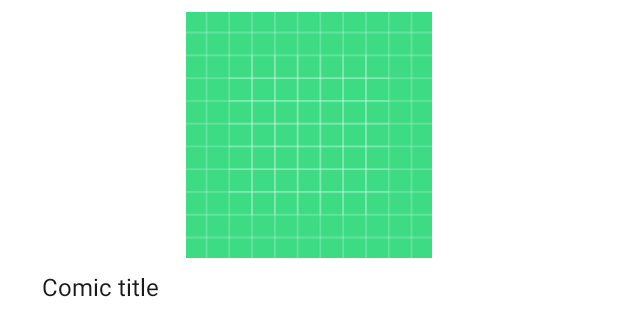
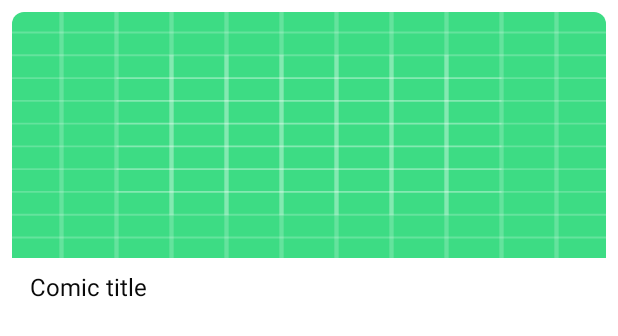
Before and after one commit to Rawad-Jamal/MarvelWorld, an Android app: the layout item_creator.xml on its own in the app's theme, with its tools: preview values and no code run, on a phone screen of 412 x 824 dp. Shown: the top 336 px of the screen. Run offline under Robolectric (Android 15) with nearby library versions, the phone set to English and light mode, and no system bars; network calls fail.

Commit message:
edit styles of themes and layout items, move chips colors control files to drawable package and add dark theme colors

```diff
--- /dev/null
+++ b/app/src/main/res/drawable-night/chip_background_color.xml
@@ -0,0 +1,5 @@
+<?xml version="1.0" encoding="utf-8"?>
+<selector xmlns:android="http://schemas.android.com/apk/res/android">
+    <item android:color="@color/primary_color" android:state_checked="true" />
+    <item android:color="@color/primary_black" android:state_checked="false" />
+</selector>
--- /dev/null
+++ b/app/src/main/res/drawable-night/chip_text_color.xml
@@ -0,0 +1,5 @@
+<?xml version="1.0" encoding="utf-8"?>
+<selector xmlns:android="http://schemas.android.com/apk/res/android">
+    <item android:color="@color/primary_black" android:state_checked="true" />
+    <item android:color="@color/primary_color" android:state_checked="false" />
+</selector>
--- a/app/src/main/res/color/chip_background_color.xml
+++ b/app/src/main/res/drawable/chip_background_color.xml
@@ -1,5 +1,5 @@
 <?xml version="1.0" encoding="utf-8"?>
 <selector xmlns:android="http://schemas.android.com/apk/res/android">
     <item android:color="@color/primary_color" android:state_checked="true" />
-    <item android:color="@color/white" android:state_checked="false" />
+    <item android:color="@color/light_grey" android:state_checked="false" />
 </selector>
--- /dev/null
+++ b/app/src/main/res/drawable/splash_screen.xml
@@ -0,0 +1,6 @@
+<?xml version="1.0" encoding="utf-8"?>
+<layer-list xmlns:android="http://schemas.android.com/apk/res/android">
+    <item android:drawable="@color/primary_color" />
+    <item android:width="132dp" android:height="132dp"
+        android:drawable="@drawable/marvel_logo" android:gravity="center" />
+</layer-list>
--- a/app/src/main/res/layout/item_creator.xml
+++ b/app/src/main/res/layout/item_creator.xml
@@ -27,8 +27,7 @@
 
             <ImageView
                 android:id="@+id/image_item"
-                android:layout_width="match_parent"
-                android:layout_height="@dimen/card_image_height"
+                style="@style/card_image"
                 tools:src="@drawable/ic_launcher_background"
                 app:imageUrl="@{item.imageUrl}"
                 app:layout_constraintStart_toStartOf="parent"
@@ -37,16 +36,9 @@
 
             <TextView
                 android:id="@+id/text_item_name"
-                android:layout_width="0dp"
-                android:layout_height="wrap_content"
-                android:lines="2"
                 tools:text="Comic title"
                 android:text="@{item.fullName}"
-                android:textSize="16sp"
-                android:textColor="@color/secondary_black"
-                android:padding="@dimen/space_x_small"
-                android:layout_marginHorizontal="@dimen/space_medium"
-                android:layout_marginVertical="@dimen/space_x_small"
+                style="@style/card_text"
                 app:layout_constraintStart_toStartOf="parent"
                 app:layout_constraintEnd_toEndOf="parent"
                 app:layout_constraintTop_toBottomOf="@id/image_item"
--- a/app/src/main/res/values-night/themes.xml
+++ b/app/src/main/res/values-night/themes.xml
@@ -1,6 +1,7 @@
 <resources xmlns:tools="http://schemas.android.com/tools">
     <!-- Base application theme. -->
     <style name="Theme.MarvelWorld" parent="Theme.MaterialComponents.DayNight.DarkActionBar">
+        <item name="android:windowSplashscreenContent" tools:targetApi="o">@drawable/splash_screen</item>
         <!-- Primary brand color. -->
         <item name="colorPrimary">@color/primary_color</item>
         <item name="colorPrimaryVariant">@color/on_primary_color</item>
@@ -11,6 +12,27 @@
         <item name="colorOnSecondary">@color/black</item>
         <!-- Status bar color. -->
         <item name="android:statusBarColor" tools:targetApi="l">?attr/colorPrimaryVariant</item>
+        <item name="android:navigationBarColor" >?attr/colorPrimaryVariant</item>
         <!-- Customize your theme here. -->
     </style>
+
+    <style name="screen_background">
+        <item name="android:background">@color/primary_black</item>
+    </style>
+
+    <style name="card_text">
+        <item name="android:layout_width">0dp</item>
+        <item name="android:layout_height">wrap_content</item>
+        <item name="android:lines">2</item>
+        <item name="android:textSize">16sp</item>
+        <item name="android:textColor">@color/white</item>
+        <item name="android:padding">@dimen/space_x_small</item>
+        <item name="android:layout_marginHorizontal" tools:targetApi="o">@dimen/space_small</item>
+        <item name="android:layout_marginVertical" tools:targetApi="o">@dimen/space_x_small</item>
+    </style>
+
+    <style name="bottom_navbar" parent="@style/Widget.Material3.BottomNavigationView.ActiveIndicator">
+        <item name="android:background">@color/secondary_black</item>
+    </style>
+
 </resources>
--- a/app/src/main/res/values/colors.xml
+++ b/app/src/main/res/values/colors.xml
@@ -10,10 +10,13 @@
 
     <color name="primary_color">#F11E24</color>
     <color name="on_primary_color">#CC292E</color>
+    <color name="light_primary">#14F11E24</color>
+    <color name="dark_primary_color">#300102</color>
     <color name="light_grey">#F1EFF3</color>
     <color name="medium_grey">#BDBDBD</color>
     <color name="dark_grey">#4E4E4E</color>
-    <color name="secondary_black">#191919</color>
+    <color name="primary_black">#090909</color>
+    <color name="secondary_black">#121212</color>
     <color name="transparent">#00000000</color>
     <color name="sc">#FAE7E8</color>
 
--- a/app/src/main/res/values/dimens.xml
+++ b/app/src/main/res/values/dimens.xml
@@ -2,8 +2,10 @@
 <resources>
 
     <!--   spaces values   -->
+    <dimen name="space_xx_small">2dp</dimen>
     <dimen name="space_x_small">4dp</dimen>
     <dimen name="space_small">8dp</dimen>
+    <dimen name="space_extra">12dp</dimen>
     <dimen name="space_medium">16dp</dimen>
     <dimen name="space_x_medium">20dp</dimen>
     <dimen name="space_large">24dp</dimen>
@@ -19,8 +21,7 @@
     <dimen name="text_xx_large">38sp</dimen>
     <dimen name="text_xxx_large">64sp</dimen>
 
-    <dimen name="chip_border_width">.8dp</dimen>
+    <dimen name="chip_border_width">0dp</dimen>
     <dimen name="card_image_height">164dp</dimen>
 
-
 </resources>
--- a/app/src/main/res/values/themes.xml
+++ b/app/src/main/res/values/themes.xml
@@ -1,6 +1,7 @@
 <resources xmlns:tools="http://schemas.android.com/tools">
     <!-- Base application theme. -->
     <style name="Theme.MarvelWorld" parent="Theme.MaterialComponents.DayNight.DarkActionBar">
+        <item name="android:windowSplashscreenContent" tools:targetApi="o">@drawable/splash_screen</item>
         <!-- Primary brand color. -->
         <item name="colorPrimary">@color/primary_color</item>
         <item name="colorPrimaryVariant">@color/on_primary_color</item>
@@ -11,10 +12,27 @@
         <item name="colorOnSecondary">@color/black</item>
         <!-- Status bar color. -->
         <item name="android:statusBarColor" tools:targetApi="l">?attr/colorPrimaryVariant</item>
+        <item name="android:navigationBarColor" >?attr/colorPrimaryVariant</item>
         <!-- Customize your theme here. -->
     </style>
 
-    <style name="CardText">
+    <style name="screen_background">
+        <item name="android:background">@color/light_grey</item>
+    </style>
+
+    <style name="card_text">
+        <item name="android:layout_width">0dp</item>
+        <item name="android:layout_height">wrap_content</item>
+        <item name="android:lines">2</item>
+        <item name="android:textSize">16sp</item>
+        <item name="android:textColor">@color/primary_black</item>
+        <item name="android:padding">@dimen/space_x_small</item>
+        <item name="android:layout_marginHorizontal" tools:targetApi="o">@dimen/space_small</item>
+        <item name="android:layout_marginVertical" tools:targetApi="o">@dimen/space_x_small</item>
+    </style>
+
+    <style name="bottom_navbar" parent="@style/Widget.Material3.BottomNavigationView.ActiveIndicator">
+        <item name="android:background">@color/white</item>
     </style>
 
 </resources>
```
Also changed, not shown: app/src/main/java/com/srj/marvelworld/util/extensions/StringExtensions.kt (added, +7 -0 lines), app/src/main/res/layout/item_character.xml (+8 -12 lines), app/src/main/res/layout/item_comic.xml (+2 -11 lines), app/src/main/res/layout/item_event.xml (+2 -11 lines), app/src/main/res/layout/item_series.xml (+2 -11 lines), app/src/main/res/layout/item_story.xml (+3 -11 lines), app/src/main/res/values/strings.xml (+9 -0 lines), app/src/main/res/values/styles.xml (+25 -3 lines), app/src/main/res/drawable/chip_text_color.xml (renamed from app/src/main/res/color/chip_text_color.xml).
